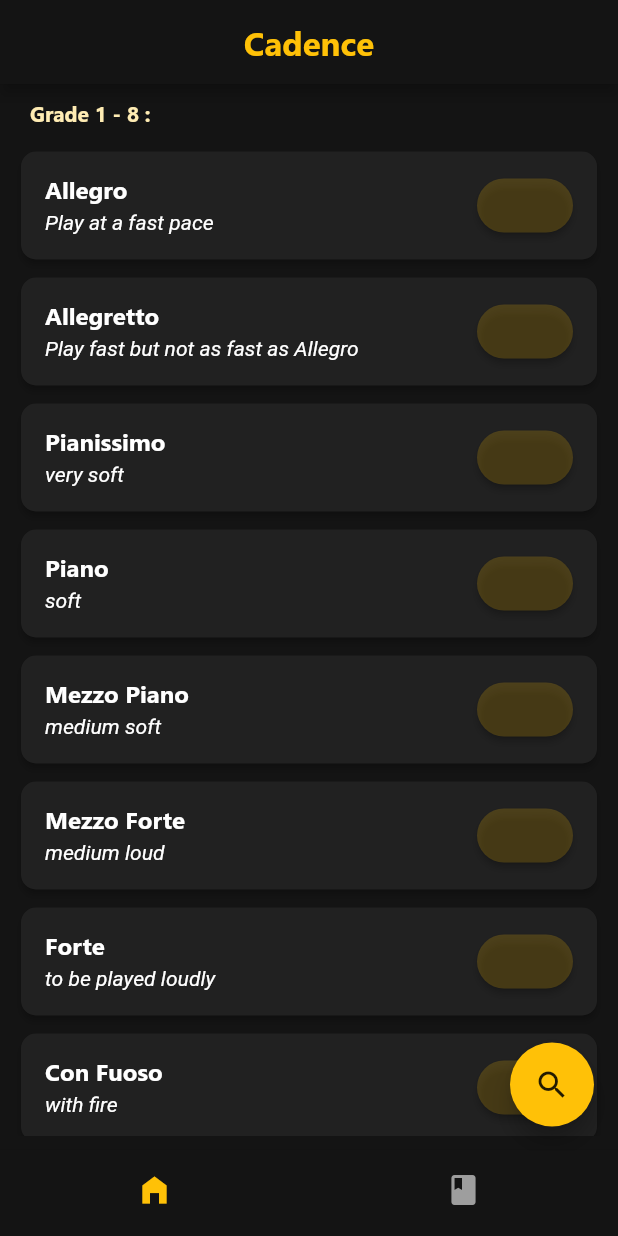
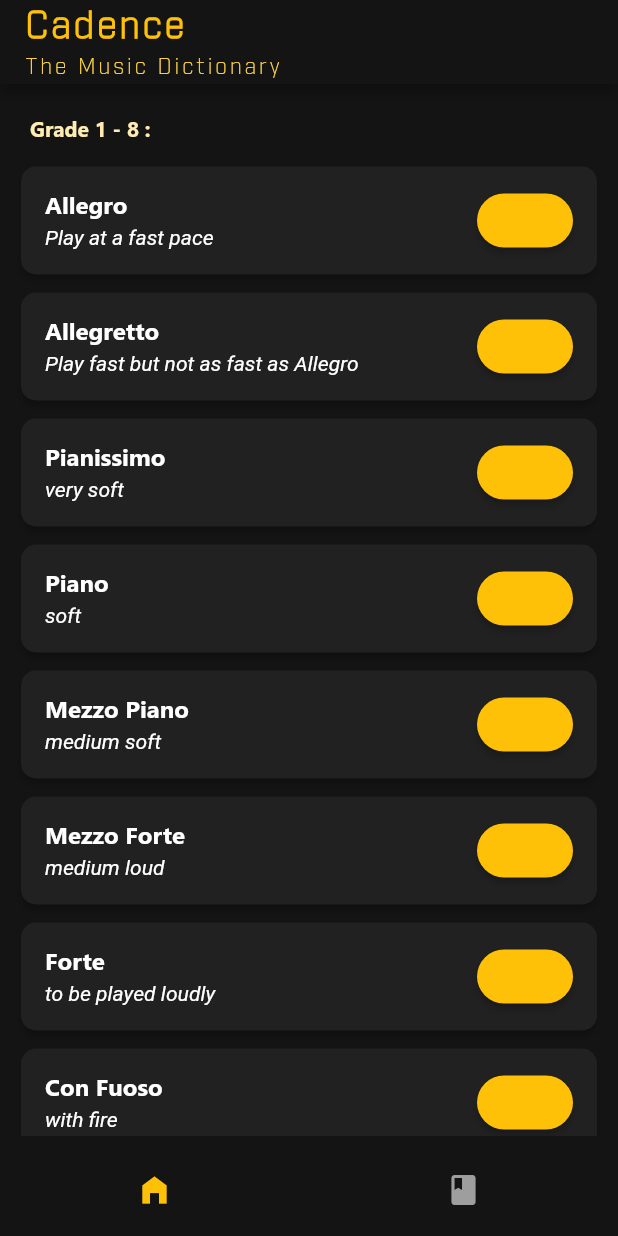
Before and after one commit to itcodehery/Flutter-CodeMaiden, a Flutter app: the screen it shows after launch, on a phone screen of 412 x 824 dp. Run offline on Flutter 3.47's test engine with Material 2 defaults, Android fonts, the phone set to English and light mode, and no system bars; our stand-ins replace easy_search_bar, get, shared_preferences; missing offline and left inert: material3_layout.

Commit message:
Made changes to the UI, final title

```diff
--- a/musidict/lib/home.dart
+++ b/musidict/lib/Pages/home.dart
@@ -1,7 +1,6 @@
 import 'package:flutter/material.dart';
-import 'package:musidict/library.dart';
-import 'package:musidict/sharedphicons.dart';
-import 'package:musidict/sharedprefhelper.dart';
+import 'package:musidict/Services/sharedphicons.dart';
+import 'package:musidict/Services/sharedprefhelper.dart';
 
 class Home extends StatefulWidget {
   const Home({Key? key}) : super(key: key);
@@ -116,8 +115,8 @@ class HomeState extends State<Home> {
                     style: ButtonStyle(
                       shape: MaterialStatePropertyAll(RoundedRectangleBorder(
                           borderRadius: BorderRadius.circular(20))),
-                      backgroundColor:
-                          MaterialStatePropertyAll(Colors.amber.withAlpha(50)),
+                      // backgroundColor:
+                      //     MaterialStatePropertyAll(Colors.amber.withAlpha(100)),
                     ),
                     child: Icon(cardIcons[titletext])),
               ),
@@ -130,23 +129,24 @@ class HomeState extends State<Home> {
   @override
   Widget build(BuildContext context) {
     return Scaffold(
-        floatingActionButton: FloatingActionButton(
-          onPressed: () {
-            Navigator.of(context).pushReplacementNamed("Search");
-          },
-          backgroundColor: Colors.amber,
-          child: const Icon(
-            Icons.search,
-            color: Colors.black87,
-          ),
-        ),
-        floatingActionButtonLocation: FloatingActionButtonLocation
-            .endFloat, //floating button location is above the navigation bar
+        // floatingActionButton: FloatingActionButton(
+        //   onPressed: () {
+        //     Navigator.of(context).pushReplacementNamed("Search");
+        //   },
+        //   backgroundColor: Colors.amber,
+        //   child: const Icon(
+        //     Icons.search,
+        //     color: Colors.black87,
+        //   ),
+        // ),
+        // floatingActionButtonLocation: FloatingActionButtonLocation
+        //     .endFloat, floating button location is above the navigation bar
 
         body: Padding(
       padding: const EdgeInsets.all(10),
       child: ListView(
         children: <Widget>[
+          const SizedBox(height: 10),
           Row(children: [
             const SizedBox(width: 10),
             Text('Grade 1 - 8 : ',
--- a/musidict/lib/library.dart
+++ b/musidict/lib/Pages/library.dart
@@ -1,6 +1,6 @@
 import 'package:flutter/material.dart';
-import 'package:musidict/sharedprefhelper.dart';
-import 'package:musidict/sharedphicons.dart';
+import 'package:musidict/Services/sharedphicons.dart';
+import 'package:musidict/Services/sharedprefhelper.dart';
 
 class Library extends StatefulWidget {
   const Library({Key? key}) : super(key: key);
@@ -55,7 +55,7 @@ class _LibraryState extends State<Library> {
                   subtitle: Text(subtitletext),
                   textColor: Colors.white,
                   subtitleTextStyle: const TextStyle(
-                      fontStyle: FontStyle.italic, color: Colors.grey),
+                      fontStyle: FontStyle.italic, color: Colors.black45),
                   trailing: ElevatedButton(
                     onPressed: () {
                       setState(() {
@@ -72,10 +72,11 @@ class _LibraryState extends State<Library> {
                     style: ButtonStyle(
                       shape: MaterialStatePropertyAll(RoundedRectangleBorder(
                           borderRadius: BorderRadius.circular(20))),
+                      elevation: const MaterialStatePropertyAll(0.0),
                       backgroundColor:
-                          const MaterialStatePropertyAll(Colors.transparent),
+                          MaterialStatePropertyAll(Colors.grey[900]),
                     ),
-                    child: Icon(cardIconDef),
+                    child: Icon(cardIconDef, color: Colors.white),
                   )),
             ],
           )),
@@ -131,6 +132,7 @@ class _LibraryState extends State<Library> {
               padding: const EdgeInsets.all(10),
               child: ListView(
                 children: [
+                  const SizedBox(height: 10),
                   Padding(
                     padding: const EdgeInsets.all(1),
                     child: Row(children: [
--- a/musidict/lib/main.dart
+++ b/musidict/lib/main.dart
@@ -1,7 +1,7 @@
 import 'package:flutter/material.dart';
-import 'package:musidict/home.dart';
-import 'package:musidict/library.dart';
-import 'package:musidict/search_page.dart';
+import 'package:musidict/Pages/home.dart';
+import 'package:musidict/Pages/library.dart';
+import 'package:musidict/Pages/search_page.dart';
 
 void main() {
   runApp(const MyApp());
@@ -38,19 +38,49 @@ class _MyAppState extends State<MyApp> {
   Widget build(BuildContext context) {
     Color defaultBGColor = const Color.fromARGB(255, 20, 20, 20);
     return MaterialApp(
+      title: 'Cadence',
       theme: ThemeData(
-        fontFamily: 'Segoe',
-        canvasColor: defaultBGColor,
-        primaryColor: const Color.fromARGB(255, 255, 255, 255),
-      ),
+          fontFamily: 'Segoe',
+          canvasColor: defaultBGColor,
+          primaryColor: const Color.fromARGB(255, 255, 255, 255),
+          colorScheme: const ColorScheme(
+              brightness: Brightness.light,
+              primary: Colors.amber,
+              onPrimary: Color.fromARGB(255, 20, 20, 20),
+              secondary: Colors.amberAccent,
+              onSecondary: Colors.black38,
+              error: Colors.red,
+              onError: Colors.white,
+              background: Color.fromARGB(255, 20, 20, 20),
+              onBackground: Colors.black,
+              surface: Colors.black26,
+              onSurface: Colors.white38)),
       home: Scaffold(
         appBar: AppBar(
-          title: const Text(
-            'Cadence',
-            style: TextStyle(
-                color: Colors.amber, fontWeight: FontWeight.w100, fontSize: 22),
+          title: const Column(
+            crossAxisAlignment: CrossAxisAlignment.start,
+            children: [
+              Text(
+                'Cadence',
+                style: TextStyle(
+                    color: Colors.amber,
+                    fontFamily: 'Industry',
+                    fontWeight: FontWeight.w600,
+                    fontSize: 24,
+                    letterSpacing: 2),
+              ),
+              SizedBox(height: 4),
+              Text(
+                'The Music Dictionary',
+                style: TextStyle(
+                    color: Colors.amberAccent,
+                    fontFamily: 'Industry',
+                    fontSize: 14,
+                    letterSpacing: 2),
+              )
+            ],
           ),
-          centerTitle: true,
+          centerTitle: false,
           backgroundColor: defaultBGColor,
         ),
         body: navigationPages[selectedIndex],
--- a/musidict/pubspec.yaml
+++ b/musidict/pubspec.yaml
@@ -53,4 +53,9 @@ flutter:
       - asset: assets/segoeui.ttf
       - asset: assets/segoeuib.ttf
 
+    - family: Industry
+      fonts:
+      - asset: assets/Industry/Industry-Light.ttf
+      - asset: assets/Industry/Industry-Medium.ttf
+
   uses-material-design: true
```
Also changed, not shown: musidict/assets/Industry/Industry-Light.ttf (added), musidict/assets/Industry/Industry-Medium.ttf (added), musidict/lib/Pages/search_page.dart (renamed from musidict/lib/search_page.dart), musidict/lib/Services/sharedphicons.dart (renamed from musidict/lib/sharedphicons.dart), musidict/lib/Services/sharedprefhelper.dart (renamed from musidict/lib/sharedprefhelper.dart). Lines whose indentation alone changed are shown as unchanged.
